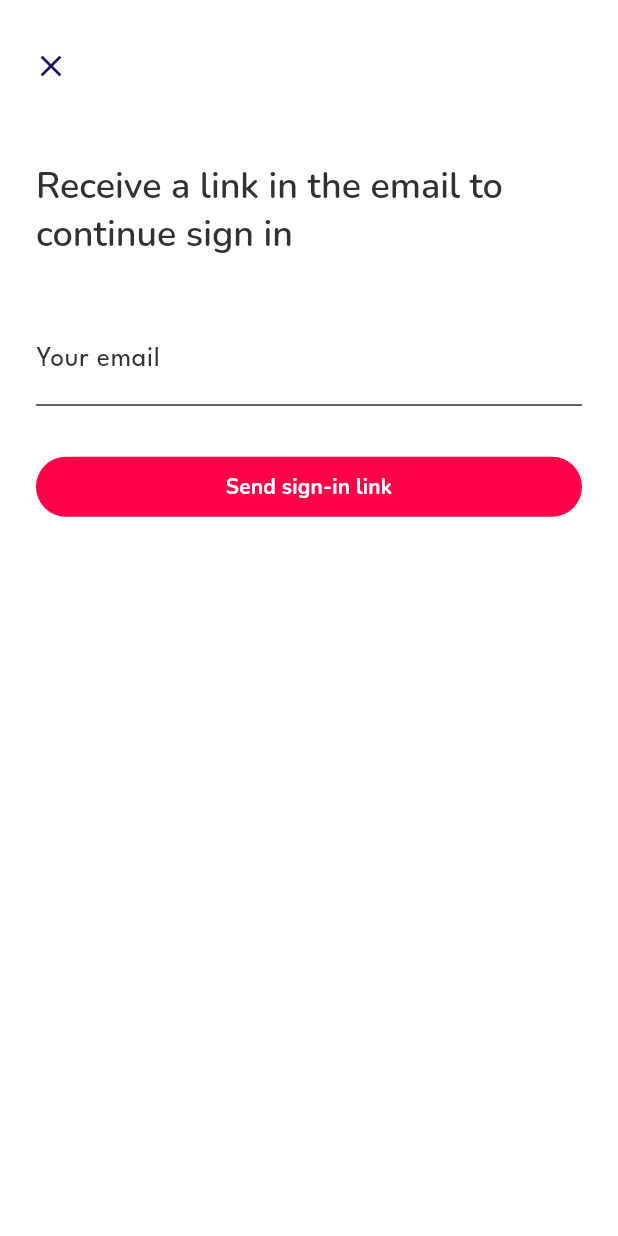
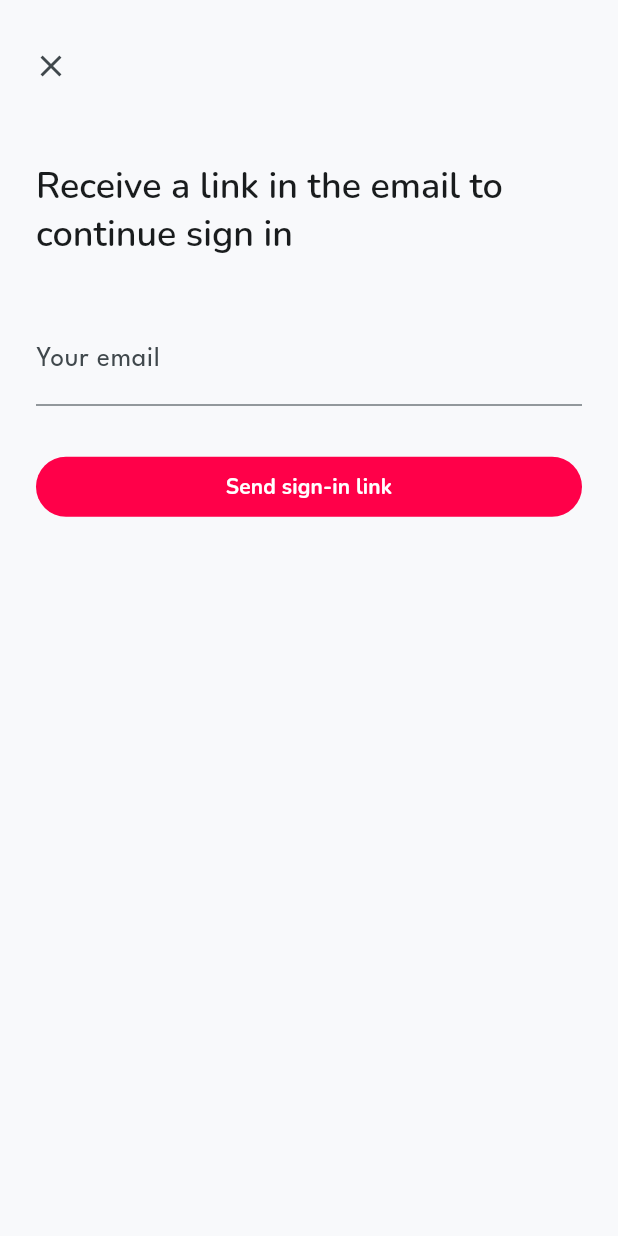
Before and after one commit to redflagsdating/rfd-app, a Flutter app: the screen it shows after launch, after a tap on an icon or button, on a phone screen of 412 x 824 dp. Run offline on Flutter 3.47's test engine with Material 2 defaults, Android fonts, the phone set to English and light mode, and no system bars; our stand-ins replace cloud_firestore, firebase_auth, firebase_core, firebase_crashlytics, firebase_dynamic_links, google_sign_in and 3 more; missing offline and left inert: flutter_facebook_auth, flutter_flavor; accounts and stored records are empty; generated files the repository leaves out were written again.

Commit message:
MVP-144 Updated theme data

```diff
--- a/lib/app.dart
+++ b/lib/app.dart
@@ -6,8 +6,10 @@ import 'package:flutter_flavor/flutter_flavor.dart';
 import 'package:flutter_gen/gen_l10n/app_localizations.dart';
 import 'package:google_sign_in/google_sign_in.dart';
 import 'package:provider/provider.dart';
+import 'package:red_flags/color_schemes.g.dart';
 import 'package:red_flags/services/auth_provider.dart';
 import 'package:red_flags/services/logger_provider.dart';
+import 'package:red_flags/typograph_theme.g.dart';
 import 'package:red_flags/widgets/page_home.dart';
 import 'package:red_flags/widgets/page_signin.dart';
 import 'package:red_flags/widgets/page_signin_splash.dart';
@@ -60,61 +62,17 @@ class App extends StatelessWidget {
               // },
               theme: ThemeData(
                 fontFamily: 'Nunito',
-                textTheme: const TextTheme(
-                  headlineMedium: TextStyle(fontWeight: FontWeight.w600),
-                  headlineSmall: TextStyle(fontWeight: FontWeight.w600),
-                  titleLarge: TextStyle(fontWeight: FontWeight.w500),
-                  titleMedium: TextStyle(fontWeight: FontWeight.w700),
-                  titleSmall: TextStyle(fontWeight: FontWeight.w700),
-                  labelLarge: TextStyle(fontWeight: FontWeight.w700),
-                  labelMedium: TextStyle(fontWeight: FontWeight.w700),
-                  labelSmall: TextStyle(fontWeight: FontWeight.w700),
-                  bodyLarge: TextStyle(
-                    fontSize: 18,
-                    fontFamily: 'LeagueSpartan',
-                  ),
-                  bodyMedium: TextStyle(
-                    fontSize: 16,
-                    fontFamily: 'LeagueSpartan',
-                  ),
-                  bodySmall: TextStyle(
-                    fontSize: 14,
-                    fontFamily: 'LeagueSpartan',
-                  ),
-                ),
+                textTheme: typographyTheme,
                 snackBarTheme: SnackBarThemeData(
                   contentTextStyle: const TextStyle(
                     fontFamily: "Roboto",
-                    color: Color.fromRGBO(245, 239, 247, 1.0),
                   ),
-                  actionTextColor: const Color.fromRGBO(255, 189, 228, 1.0),
                   behavior: SnackBarBehavior.floating,
                   shape: RoundedRectangleBorder(
                     borderRadius: BorderRadius.circular(6.0),
                   ),
                 ),
-                colorScheme: const ColorScheme(
-                  brightness: Brightness.light,
-                  primary: Color.fromRGBO(255, 0, 73, 1.0),
-                  onPrimary: Colors.white,
-                  primaryContainer: Color.fromRGBO(255, 189, 228, 1.0),
-                  onPrimaryContainer: Color.fromRGBO(27, 20, 100, 1.0),
-                  secondary: Color.fromRGBO(255, 189, 228, 1.0),
-                  onSecondary: Colors.white,
-                  secondaryContainer: Color.fromRGBO(255, 189, 228, 1.0),
-                  onSecondaryContainer: Color.fromRGBO(27, 20, 100, 1.0),
-                  tertiaryContainer: Color.fromRGBO(179, 234, 255, 1.0),
-                  onTertiaryContainer: Color.fromRGBO(27, 20, 100, 1.0),
-                  error: Color.fromRGBO(175, 16, 0, 1.0),
-                  onError: Colors.white,
-                  background: Colors.white,
-                  onBackground: Color.fromRGBO(50, 47, 53, 1.0),
-                  surface: Colors.white,
-                  onSurface: Color.fromRGBO(50, 47, 53, 1.0),
-                ),
-                iconTheme: const IconThemeData(
-                  color: Color.fromRGBO(27, 20, 100, 1.0),
-                ),
+                colorScheme: lightColorScheme,
                 useMaterial3: true,
               ),
               localizationsDelegates: AppLocalizations.localizationsDelegates,
```
Also changed, not shown: lib/color_schemes.g.dart (added), lib/typograph_theme.g.dart (added).
